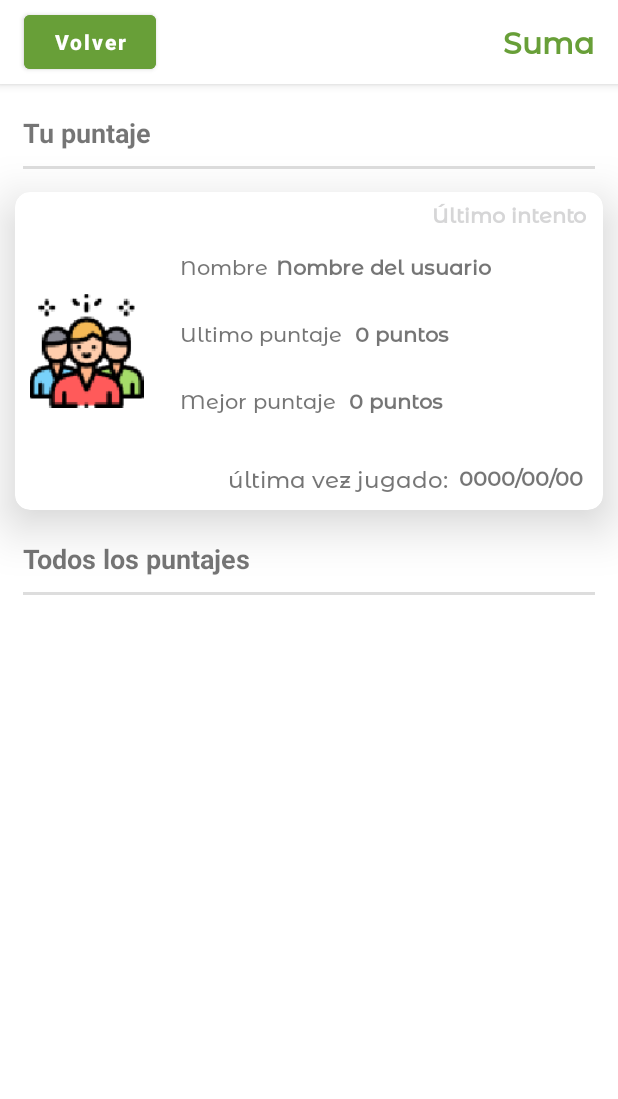
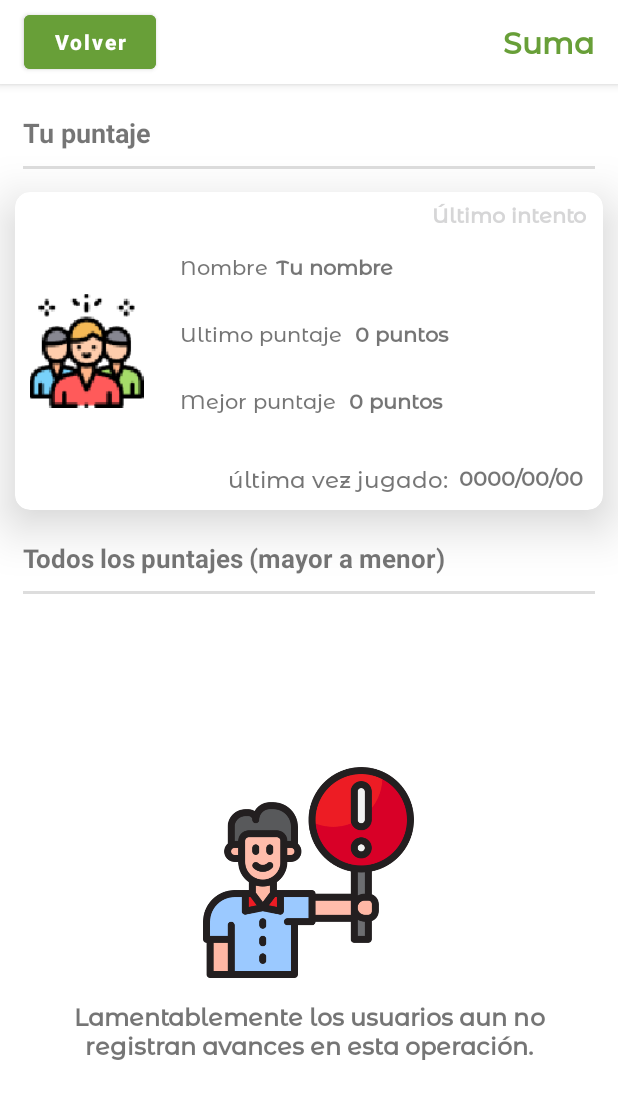
Before and after one commit to PaulGuillen/MathGame, an Android app: the SumDetailActivity screen opened directly, with no data from a screen before it, on a phone screen of 412 x 824 dp. Shown: the top 1099 px of the screen. Run offline under Robolectric (Android 15) with nearby library versions, the light colour scheme and no system bars; our stand-ins replace CircleImageView, Firebase (no records; nobody signed in at launch, a user with empty details on screens opened directly), Shimmer; libraries missing offline, so code that uses them is left out: com.github.mikephil.charting.

```diff
--- a/app/src/main/java/devpaul/business/piensarapido/activities/detaildashboard/perfil/operations/sum/SumDetailActivity.kt
+++ b/app/src/main/java/devpaul/business/piensarapido/activities/detaildashboard/perfil/operations/sum/SumDetailActivity.kt
@@ -3,6 +3,7 @@ package devpaul.business.piensarapido.activities.detaildashboard.perfil.operatio
 import android.annotation.SuppressLint
 import android.app.Dialog
 import android.app.ProgressDialog
+import android.content.Intent
 import android.content.pm.ActivityInfo
 import android.graphics.Color
 import android.net.ConnectivityManager
@@ -35,6 +36,8 @@ import com.google.firebase.firestore.ktx.firestore
 import com.google.firebase.ktx.Firebase
 import devpaul.business.piensarapido.Constants
 import devpaul.business.piensarapido.R
+import devpaul.business.piensarapido.activities.MainActivity
+import devpaul.business.piensarapido.activities.detaildashboard.perfil.PerfilActivity
 import devpaul.business.piensarapido.adapter.PointsAdapter
 import devpaul.business.piensarapido.model.Points
 import java.lang.Exception
@@ -58,7 +61,6 @@ class SumDetailActivity : AppCompatActivity() {
     var progressDialog: ProgressDialog? = null
 
     var linearnoData: LinearLayout? = null
-    var linearData : LinearLayout? = null
 
     private var recyclerViewAll: RecyclerView? = null
     var shimmerFrameLayout : ShimmerFrameLayout? = null
@@ -83,7 +85,9 @@ class SumDetailActivity : AppCompatActivity() {
 
         btnBack = findViewById(R.id.btn_back)
         btnBack?.setOnClickListener {
-
+            val intent = Intent(this@SumDetailActivity, PerfilActivity::class.java)
+            finish()
+            startActivity(intent)
         }
 
         recyclerViewAll = findViewById(R.id.recyclerView)
@@ -118,7 +122,6 @@ class SumDetailActivity : AppCompatActivity() {
 
         val docRef = db.collection(Constants.PATH_POINTS_SUM).document(uiduser.toString())
 
-
         docRef.get().addOnCompleteListener { task ->
             if (task.isSuccessful) {
                 val document = task.result
@@ -135,10 +138,8 @@ class SumDetailActivity : AppCompatActivity() {
                     txtLastTry?.text = lastTry
                     textlastTimePlayed?.text = lastTimePlayed
 
-
-
                 } else {
-                    txtName?.text = "Nombre del usuario"
+                    txtName?.text = "Tu nombre"
                     txtBestPoints?.text = "0 puntos"
                     txtLastTry?.text = "0 puntos"
                     textlastTimePlayed?.text = "0000/00/00"
--- a/app/src/main/java/devpaul/business/piensarapido/model/User.kt
+++ b/app/src/main/java/devpaul/business/piensarapido/model/User.kt
@@ -6,7 +6,9 @@ class User(
     var lastname: String? = null,
     var rol: String? = null,
     val email: String? = null,
-    val password: String? = null
+    val password: String? = null,
+    val created: String? = null
+
 ) {
     override fun toString(): String {
         return "$name $lastname"
--- a/app/src/main/res/layout/activity_perfil.xml
+++ b/app/src/main/res/layout/activity_perfil.xml
@@ -290,7 +290,7 @@
                         android:layout_width="wrap_content"
                         android:layout_height="wrap_content"
                         android:fontFamily="@font/monserrat_alternates_medium"
-                        android:text="@string/fecha_de_creaci_n"
+                        android:text="@string/fecha_de_la_cuenta_creada"
                         android:textSize="17sp" />
 
                     <TextView
--- a/app/src/main/res/layout/activity_sum_detail.xml
+++ b/app/src/main/res/layout/activity_sum_detail.xml
@@ -256,8 +256,8 @@
             android:paddingTop="20dp"
             android:paddingEnd="15dp"
             android:paddingBottom="10dp"
-            android:text="Todos los puntajes"
-            android:textSize="18sp"
+            android:text="@string/todos_los_puntajes_mayor_a_menor"
+            android:textSize="17sp"
             android:textStyle="bold"
             app:layout_constraintStart_toStartOf="parent"
             app:layout_constraintTop_toBottomOf="@id/cardview_top" />
@@ -314,6 +314,35 @@
 
         </com.facebook.shimmer.ShimmerFrameLayout>
 
+        <LinearLayout
+            android:visibility="gone"
+            android:id="@+id/linearlayout_nodata"
+            android:layout_width="match_parent"
+            android:orientation="vertical"
+            android:gravity="center"
+            android:layout_height="match_parent"
+            tools:ignore="UseCompoundDrawables">
+
+            <ImageView
+                android:background="@drawable/warning_person"
+                android:layout_width="150dp"
+                android:layout_height="150dp"
+                tools:ignore="ContentDescription" />
+
+            <TextView
+                android:textAlignment="center"
+                android:fontFamily="@font/monserrat_alternates_medium"
+                android:textSize="16sp"
+                android:layout_marginStart="20dp"
+                android:layout_marginEnd="20dp"
+                android:textStyle="bold"
+                android:padding="10dp"
+                android:text="@string/texto_largo_no_data"
+                android:layout_width="wrap_content"
+                android:layout_height="wrap_content"/>
+
+        </LinearLayout>
+
 
     </LinearLayout>
 
--- a/app/src/main/res/values/strings.xml
+++ b/app/src/main/res/values/strings.xml
@@ -78,11 +78,13 @@
     <string name="estad_stica">Estadística</string>
     <string name="datos">Datos:</string>
     <string name="ltima_vez_jugado">última vez jugado:</string>
-    <string name="texto_largo_no_data">Lamentablemente aún no registras avances en esta operación.</string>
+    <string name="texto_largo_no_data">Lamentablemente los usuarios aun no registran avances en esta operación.</string>
     <string name="total_de_preguntas">Total de preguntas :</string>
     <string name="total_de_incorrectas">Total de incorrectas :</string>
     <string name="total_de_correctas">Total de correctas :</string>
     <string name="total_jugado">Total jugado :</string>
     <string name="volver">Volver</string>
     <string name="tu_puntaje">Tu puntaje</string>
+    <string name="fecha_de_la_cuenta_creada">Fecha de la cuenta creada</string>
+    <string name="todos_los_puntajes_mayor_a_menor">Todos los puntajes (mayor a menor)</string>
 </resources>
```
Also changed, not shown: app/src/main/java/devpaul/business/piensarapido/activities/detaildashboard/perfil/PerfilActivity.kt (+14 -1 lines), app/src/main/java/devpaul/business/piensarapido/activities/login/RegisterActivity.kt (+15 -1 lines).
